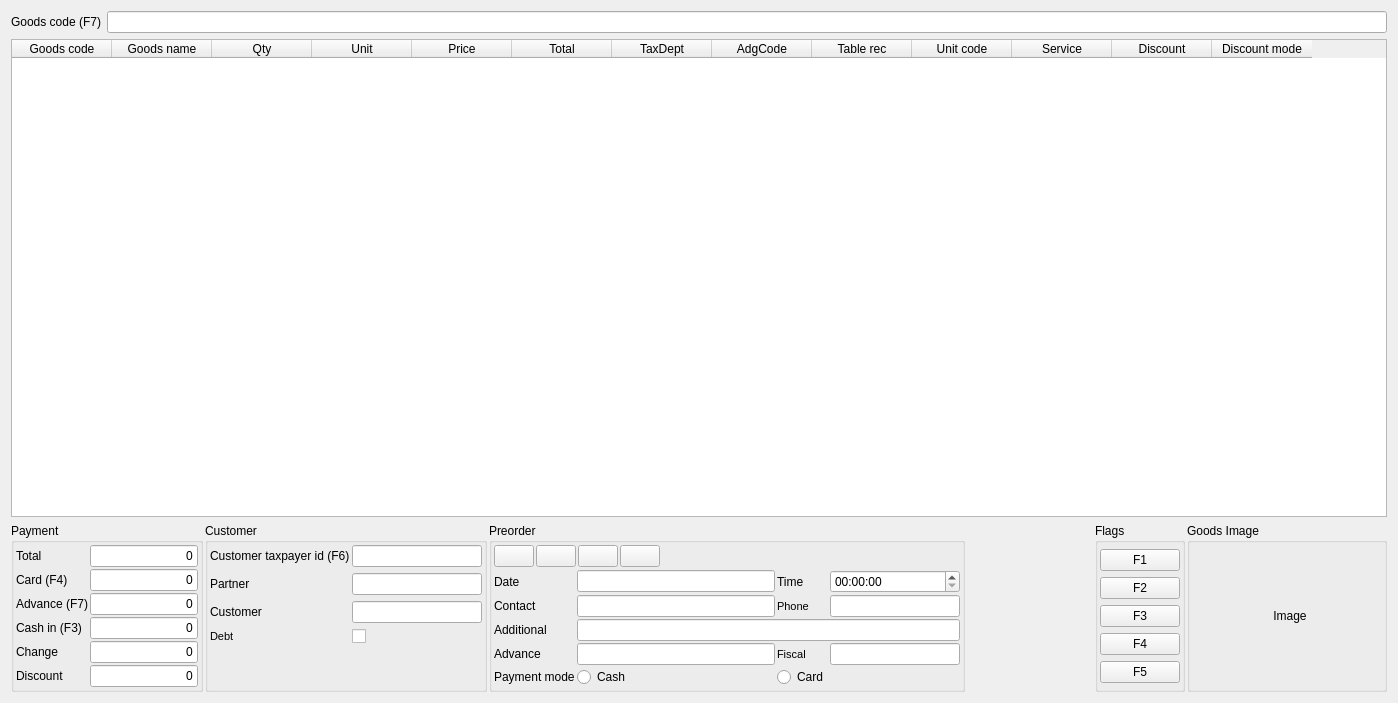
Before: the Qt Designer form Shop/worder.ui in End1-1/Cafe5, drawn with Qt 5.
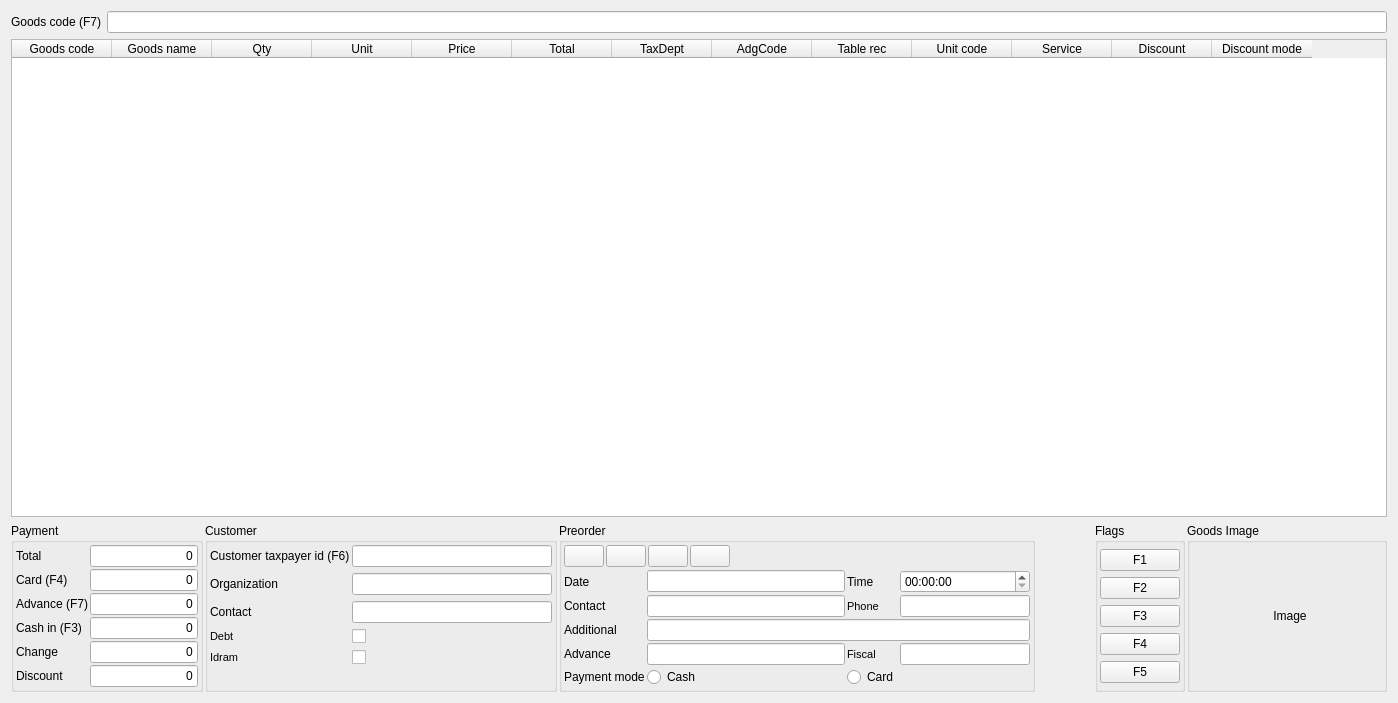
After: the same form once the commit is applied. Icons and pictures are not drawn. Custom widgets are drawn as their Qt base class.

Patch:
```diff
--- a/Shop/worder.ui
+++ b/Shop/worder.ui
@@ -358,7 +358,7 @@
        <widget class="QGroupBox" name="grCustomer">
         <property name="maximumSize">
          <size>
-          <width>350</width>
+          <width>400</width>
           <height>16777215</height>
          </size>
         </property>
@@ -398,7 +398,7 @@
           <widget class="C5LineEdit" name="leCustomerTaxpayerId">
            <property name="minimumSize">
             <size>
-             <width>130</width>
+             <width>200</width>
              <height>0</height>
             </size>
            </property>
@@ -437,7 +437,7 @@
             </font>
            </property>
            <property name="text">
-            <string>Partner</string>
+            <string>Organization</string>
            </property>
           </widget>
          </item>
@@ -445,7 +445,7 @@
           <widget class="C5LineEdit" name="lePartner">
            <property name="minimumSize">
             <size>
-             <width>130</width>
+             <width>200</width>
              <height>0</height>
             </size>
            </property>
@@ -477,8 +477,14 @@
              <verstretch>0</verstretch>
             </sizepolicy>
            </property>
+           <property name="font">
+            <font>
+             <weight>50</weight>
+             <bold>false</bold>
+            </font>
+           </property>
            <property name="text">
-            <string>Customer</string>
+            <string>Contact</string>
            </property>
           </widget>
          </item>
@@ -486,7 +492,7 @@
           <widget class="C5LineEdit" name="leCustomer">
            <property name="minimumSize">
             <size>
-             <width>130</width>
+             <width>200</width>
              <height>0</height>
             </size>
            </property>
@@ -498,8 +504,8 @@
            </property>
            <property name="font">
             <font>
-             <weight>75</weight>
-             <bold>true</bold>
+             <weight>50</weight>
+             <bold>false</bold>
             </font>
            </property>
            <property name="focusPolicy">
@@ -543,6 +549,39 @@
            </property>
           </widget>
          </item>
+         <item row="4" column="0">
+          <widget class="QLabel" name="lbDept_2">
+           <property name="sizePolicy">
+            <sizepolicy hsizetype="Minimum" vsizetype="Preferred">
+             <horstretch>0</horstretch>
+             <verstretch>0</verstretch>
+            </sizepolicy>
+           </property>
+           <property name="font">
+            <font>
+             <pointsize>8</pointsize>
+             <weight>50</weight>
+             <bold>false</bold>
+            </font>
+           </property>
+           <property name="text">
+            <string>Idram</string>
+           </property>
+          </widget>
+         </item>
+         <item row="4" column="1">
+          <widget class="QCheckBox" name="chIdram">
+           <property name="focusPolicy">
+            <enum>Qt::NoFocus</enum>
+           </property>
+           <property name="layoutDirection">
+            <enum>Qt::LeftToRight</enum>
+           </property>
+           <property name="text">
+            <string/>
+           </property>
+          </widget>
+         </item>
         </layout>
        </widget>
       </item>
```
Left out of the diff: 6 changed lines with no effect on the pictures.
